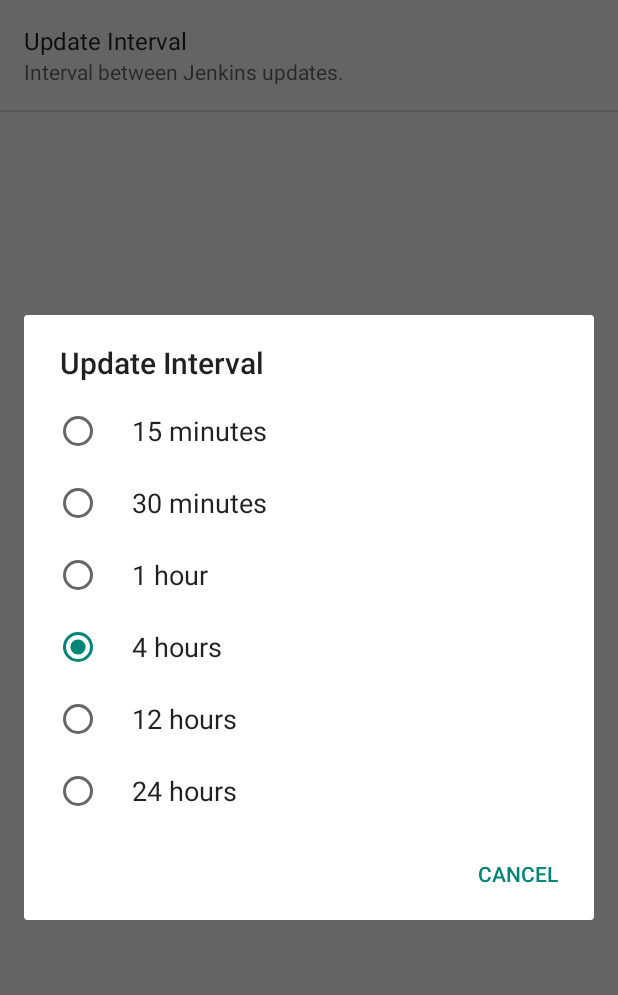
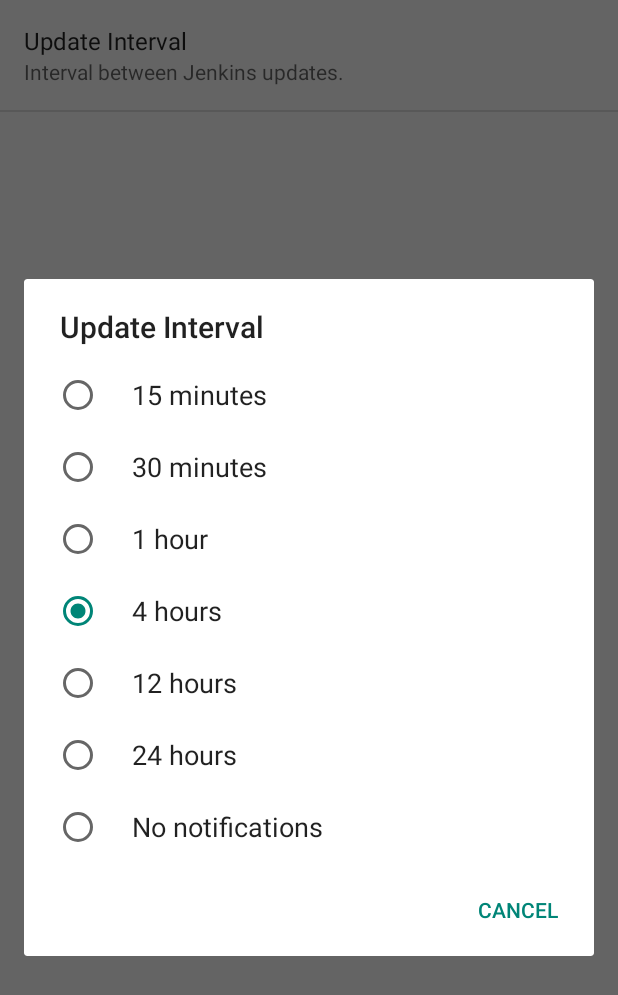
Before and after one commit to Morlunk/Leeroy, an Android app: the LeeroySettings screen opened directly, with no data from a screen before it, after a tap on "Update Interval", on a phone screen of 412 x 824 dp. Shown: the top 995 px of the screen. Run offline under Robolectric (Android 15) with nearby library versions, the phone set to English and light mode, and no system bars.

Commit message:
Add notificationless option.

```diff
--- a/app/src/main/java/com/morlunk/leeroy/LeeroyApplication.java
+++ b/app/src/main/java/com/morlunk/leeroy/LeeroyApplication.java
@@ -63,6 +63,8 @@ public class LeeroyApplication extends Application implements
                 LeeroySettings.DEFAULT_INTERVAL));
         AlarmManager am = (AlarmManager) context.getSystemService(Context.ALARM_SERVICE);
         am.cancel(mAlarmIntent);
-        am.setInexactRepeating(AlarmManager.ELAPSED_REALTIME, 0, interval, mAlarmIntent);
+        if (interval > 0) {
+            am.setInexactRepeating(AlarmManager.ELAPSED_REALTIME, 0, interval, mAlarmIntent);
+        }
     }
 }
--- a/app/src/main/java/com/morlunk/leeroy/LeeroyUpdateService.java
+++ b/app/src/main/java/com/morlunk/leeroy/LeeroyUpdateService.java
@@ -135,6 +135,7 @@ public class LeeroyUpdateService extends IntentService {
                 ncb.setSmallIcon(R.drawable.ic_stat_update);
                 ncb.setTicker(getString(R.string.updates_available));
                 ncb.setContentTitle(getString(R.string.updates_available));
+                ncb.setContentText(getString(R.string.num_updates, updates.size()));
                 ncb.setPriority(NotificationCompat.PRIORITY_LOW);
                 ncb.setVisibility(NotificationCompat.VISIBILITY_PUBLIC);
                 Intent appIntent = new Intent(this, AppListActivity.class);
--- a/app/src/main/res/values/preferences_notranslate.xml
+++ b/app/src/main/res/values/preferences_notranslate.xml
@@ -24,6 +24,7 @@
         <item>@string/interval_4hr</item>
         <item>@string/interval_12hr</item>
         <item>@string/interval_24hr</item>
+        <item>@string/interval_never</item>
     </string-array>
 
     <string-array name="array_interval_values">
@@ -33,5 +34,6 @@
         <item>14400000</item>
         <item>43200000</item>
         <item>86400000</item>
+        <item>0</item>
     </string-array>
 </resources>
--- a/app/src/main/res/values/strings.xml
+++ b/app/src/main/res/values/strings.xml
@@ -40,5 +40,7 @@
     <string name="invalid_url">Invalid Jenkins URL for app %s.</string>
     <string name="error_checking_updates">Error checking Jenkins updates</string>
     <string name="click_to_retry">Click to retry.</string>
+    <string name="num_updates">%d apps with updates</string>
+    <string name="interval_never">No notifications</string>
 
 </resources>
```
